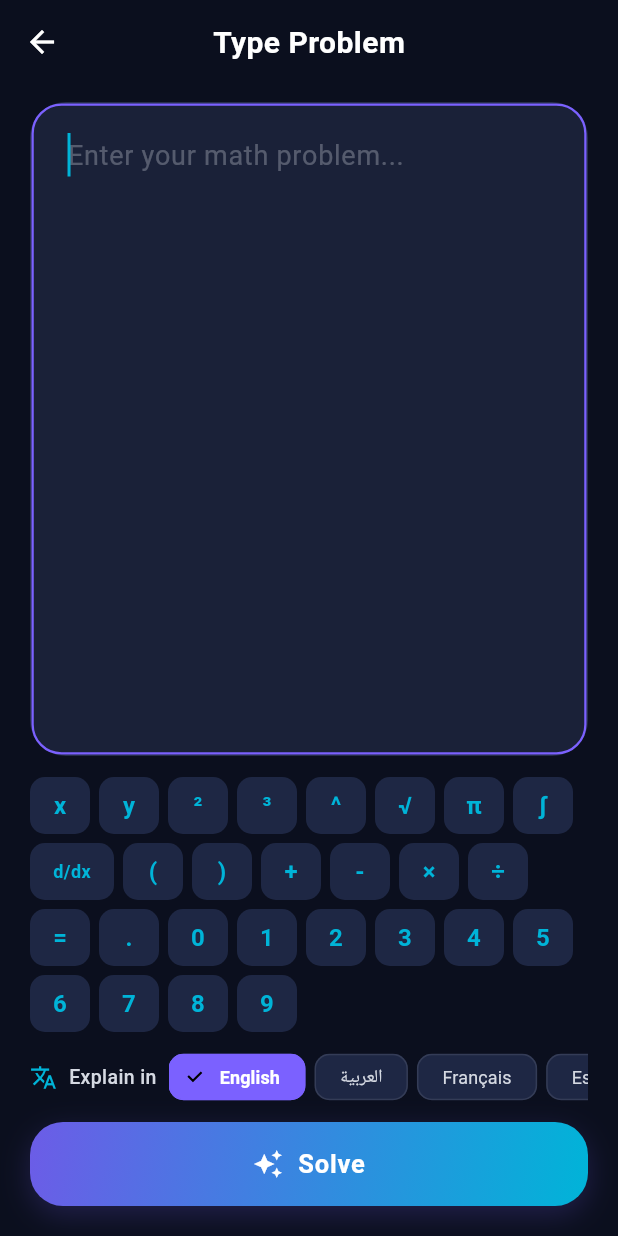
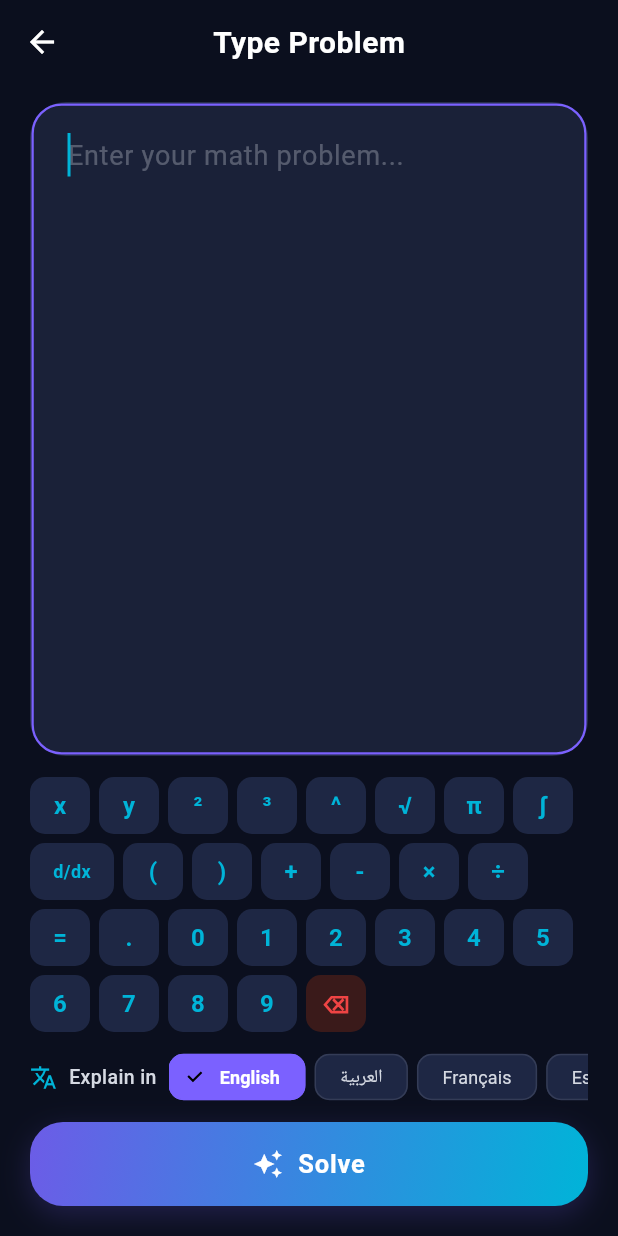
Before and after one commit to 3zonestudio-pixel/math-helper-ai, a Flutter app: the screen it shows after launch, after a tap on "Type Problem", on a phone screen of 412 x 824 dp. Run offline on Flutter 3.47's test engine with Material 3 defaults, Android fonts, the phone set to English and light mode, and no system bars; our stand-ins replace connectivity_plus, hive_flutter, image_picker, share_plus, shared_preferences; missing offline and left inert: flutter_math_fork, google_mlkit_text_recognition; accounts and stored records are empty; Roboto replaces fonts that are missing (Segoe UI).

Commit message:
Add delete key, fix AI, improve OCR, redesign logo
- Math keyboard: added backspace button (red, long-press clears all)
- AI fix: removed unreliable connectivity pre-check that blocked API calls,
  added retry logic (2 attempts), increased timeout to 45s, use fresh HTTP
  client per request instead of static one that could go stale
- OCR fix: reduced over-aggressive cleanup rules that were mangling valid text:
  removed risky t->+, nl->n!, B->8, S->5, Z->2 digit confusion rules,
  removed dangerous Pi/Sigma/Delta/degree/angle/theta misread corrections,
  made exponent detection conservative (single letter + single digit only),
  reduced preprocessing contrast to preserve thin pencil strokes,
  tightened superscript detection thresholds (0.65/0.30 from 0.80/0.20),
  removed _finalMathValidation stripping of valid chars like _ and backslash
- Logo redesign: dark rounded-rect background, scan-style corners with
  purple TL/BR + cyan TR/BL, white x with cyan superscript 2, subtle glow,
  both in-app widget and launcher icon regenerated
- Removed hardcoded PAT from trigger_build.dart (now passed as CLI arg)

```diff
--- a/lib/screens/text_input_screen.dart
+++ b/lib/screens/text_input_screen.dart
@@ -209,23 +209,28 @@ class _TextInputScreenState extends State<TextInputScreen> {
       'x', 'y', '²', '³', '^', '√', 'π',
       '∫', 'd/dx', '(', ')', '+', '-', '×',
       '÷', '=', '.', '0', '1', '2', '3',
-      '4', '5', '6', '7', '8', '9',
+      '4', '5', '6', '7', '8', '9', '⌫',
     ];
 
     return Wrap(
       spacing: 6,
       runSpacing: 6,
       children: symbols.map((symbol) {
+        final isDelete = symbol == '⌫';
         return SizedBox(
           width: symbol.length > 2 ? 56 : 40,
           height: 38,
           child: Material(
-            color: isDark
-                ? AppTheme.cardDark
-                : Colors.grey[100],
+            color: isDelete
+                ? (isDark ? const Color(0xFF3A1A1A) : const Color(0xFFFFE5E5))
+                : (isDark ? AppTheme.cardDark : Colors.grey[100]),
             borderRadius: BorderRadius.circular(10),
             child: InkWell(
               onTap: () => _insertSymbol(symbol),
+              onLongPress: isDelete ? () {
+                _controller.clear();
+                _focusNode.requestFocus();
+              } : null,
               borderRadius: BorderRadius.circular(10),
               child: Center(
                 child: Text(
@@ -233,7 +238,9 @@ class _TextInputScreenState extends State<TextInputScreen> {
                   style: TextStyle(
                     fontSize: symbol.length > 2 ? 12 : 16,
                     fontWeight: FontWeight.w600,
-                    color: isDark ? AppTheme.accentCyan : AppTheme.accentPurple,
+                    color: isDelete
+                        ? AppTheme.errorRed
+                        : (isDark ? AppTheme.accentCyan : AppTheme.accentPurple),
                   ),
                 ),
               ),
@@ -245,6 +252,18 @@ class _TextInputScreenState extends State<TextInputScreen> {
   }
 
   void _insertSymbol(String symbol) {
+    if (symbol == '⌫') {
+      final text = _controller.text;
+      if (text.isEmpty) return;
+      final selection = _controller.selection;
+      final cursorPos = selection.isValid ? selection.baseOffset : text.length;
+      if (cursorPos <= 0) return;
+      final newText = text.substring(0, cursorPos - 1) + text.substring(cursorPos);
+      _controller.text = newText;
+      _controller.selection = TextSelection.collapsed(offset: cursorPos - 1);
+      _focusNode.requestFocus();
+      return;
+    }
     final text = _controller.text;
     final selection = _controller.selection;
     final cursorPos = selection.isValid ? selection.baseOffset : text.length;
--- a/lib/widgets/logo_widget.dart
+++ b/lib/widgets/logo_widget.dart
@@ -8,24 +8,52 @@ class LogoWidget extends StatelessWidget {
 
   @override
   Widget build(BuildContext context) {
-    return SizedBox(
+    return Container(
       width: size,
       height: size,
+      decoration: BoxDecoration(
+        color: const Color(0xFF0E1428),
+        borderRadius: BorderRadius.circular(size * 0.18),
+        boxShadow: [
+          BoxShadow(
+            color: AppTheme.accentPurple.withAlpha(40),
+            blurRadius: 24,
+            spreadRadius: 2,
+          ),
+          BoxShadow(
+            color: AppTheme.accentCyan.withAlpha(25),
+            blurRadius: 32,
+            spreadRadius: 4,
+          ),
+        ],
+      ),
       child: CustomPaint(
         painter: _LogoPainter(),
         child: Center(
-          child: ShaderMask(
-            shaderCallback: (bounds) =>
-                AppTheme.primaryGradient.createShader(bounds),
-            child: Text(
-              'x\u00B2',
+          child: RichText(
+            text: TextSpan(
+              children: [
+                TextSpan(
+                  text: 'x',
                   style: TextStyle(
-                fontSize: size * 0.45,
+                    fontSize: size * 0.42,
                     fontWeight: FontWeight.w800,
                     color: Colors.white,
                     fontFamily: 'monospace',
                     height: 1,
                   ),
+                ),
+                TextSpan(
+                  text: '\u00B2',
+                  style: TextStyle(
+                    fontSize: size * 0.24,
+                    fontWeight: FontWeight.w800,
+                    color: AppTheme.accentCyan,
+                    fontFamily: 'monospace',
+                    height: 1,
+                  ),
+                ),
+              ],
             ),
           ),
         ),
@@ -37,53 +65,59 @@ class LogoWidget extends StatelessWidget {
 class _LogoPainter extends CustomPainter {
   @override
   void paint(Canvas canvas, Size size) {
-    final cornerLength = size.width * 0.28;
-    final cornerRadius = size.width * 0.12;
+    final inset = size.width * 0.12;
+    final cornerLength = size.width * 0.22;
+    final cornerRadius = size.width * 0.06;
 
     // Purple corner paint
     final purplePaint = Paint()
       ..color = AppTheme.accentPurple
-      ..strokeWidth = 3.5
+      ..strokeWidth = 3.0
       ..style = PaintingStyle.stroke
       ..strokeCap = StrokeCap.round;
 
     // Cyan corner paint
     final cyanPaint = Paint()
       ..color = AppTheme.accentCyan
-      ..strokeWidth = 3.5
+      ..strokeWidth = 3.0
       ..style = PaintingStyle.stroke
       ..strokeCap = StrokeCap.round;
 
-    // Top-left corner (purple) — rounded
+    final left = inset;
+    final top = inset;
+    final right = size.width - inset;
+    final bottom = size.height - inset;
+
+    // Top-left corner (purple)
     final tlPath = Path()
-      ..moveTo(0, cornerLength)
-      ..lineTo(0, cornerRadius)
-      ..quadraticBezierTo(0, 0, cornerRadius, 0)
-      ..lineTo(cornerLength, 0);
+      ..moveTo(left, top + cornerLength)
+      ..lineTo(left, top + cornerRadius)
+      ..quadraticBezierTo(left, top, left + cornerRadius, top)
+      ..lineTo(left + cornerLength, top);
     canvas.drawPath(tlPath, purplePaint);
 
-    // Top-right corner (cyan) — rounded
+    // Top-right corner (cyan)
     final trPath = Path()
-      ..moveTo(size.width - cornerLength, 0)
-      ..lineTo(size.width - cornerRadius, 0)
-      ..quadraticBezierTo(size.width, 0, size.width, cornerRadius)
-      ..lineTo(size.width, cornerLength);
+      ..moveTo(right - cornerLength, top)
+      ..lineTo(right - cornerRadius, top)
+      ..quadraticBezierTo(right, top, right, top + cornerRadius)
+      ..lineTo(right, top + cornerLength);
     canvas.drawPath(trPath, cyanPaint);
 
-    // Bottom-left corner (cyan) — rounded
+    // Bottom-left corner (cyan)
     final blPath = Path()
-      ..moveTo(0, size.height - cornerLength)
-      ..lineTo(0, size.height - cornerRadius)
-      ..quadraticBezierTo(0, size.height, cornerRadius, size.height)
-      ..lineTo(cornerLength, size.height);
+      ..moveTo(left, bottom - cornerLength)
+      ..lineTo(left, bottom - cornerRadius)
+      ..quadraticBezierTo(left, bottom, left + cornerRadius, bottom)
+      ..lineTo(left + cornerLength, bottom);
     canvas.drawPath(blPath, cyanPaint);
 
-    // Bottom-right corner (purple) — rounded
+    // Bottom-right corner (purple)
     final brPath = Path()
-      ..moveTo(size.width, size.height - cornerLength)
-      ..lineTo(size.width, size.height - cornerRadius)
-      ..quadraticBezierTo(size.width, size.height, size.width - cornerRadius, size.height)
-      ..lineTo(size.width - cornerLength, size.height);
+      ..moveTo(right, bottom - cornerLength)
+      ..lineTo(right, bottom - cornerRadius)
+      ..quadraticBezierTo(right, bottom, right - cornerRadius, bottom)
+      ..lineTo(right - cornerLength, bottom);
     canvas.drawPath(brPath, purplePaint);
   }
 
```
Also changed, not shown: lib/services/ai_service.dart (+16 -32 lines), lib/services/ocr_service.dart (+29 -135 lines), tool/generate_icon.dart (+169 -68 lines), tool/trigger_build.dart (added, +25 -0 lines), assets/icons/app_icon.png, assets/icons/app_icon_foreground.png. Lines whose indentation alone changed are shown as unchanged.
